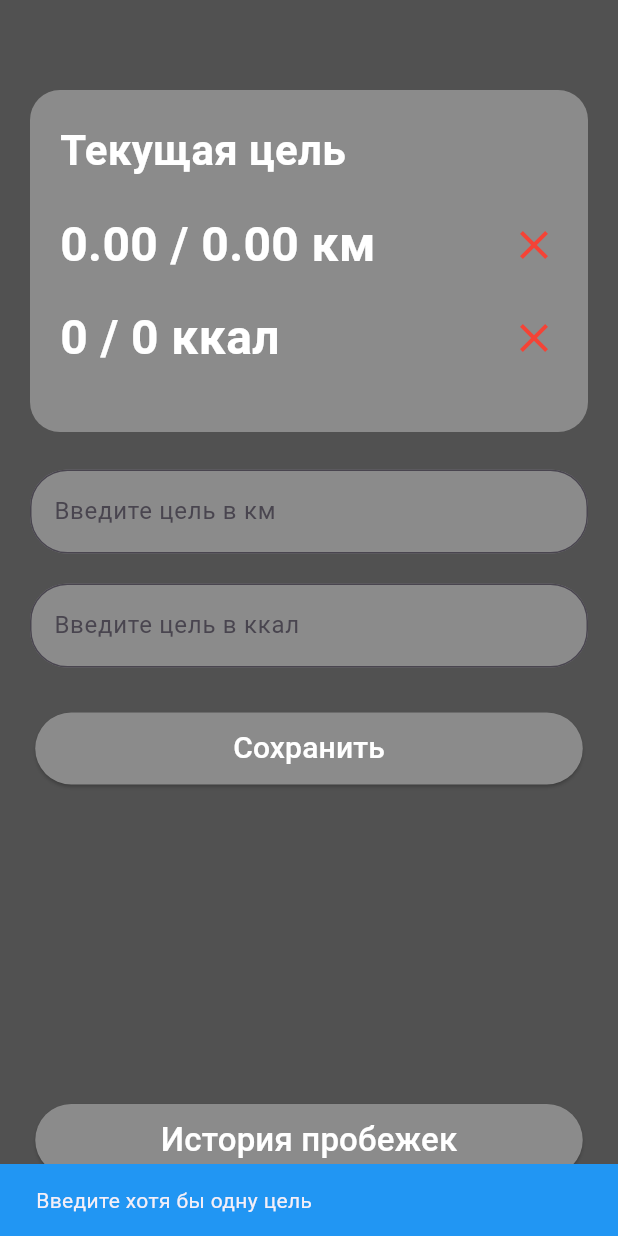
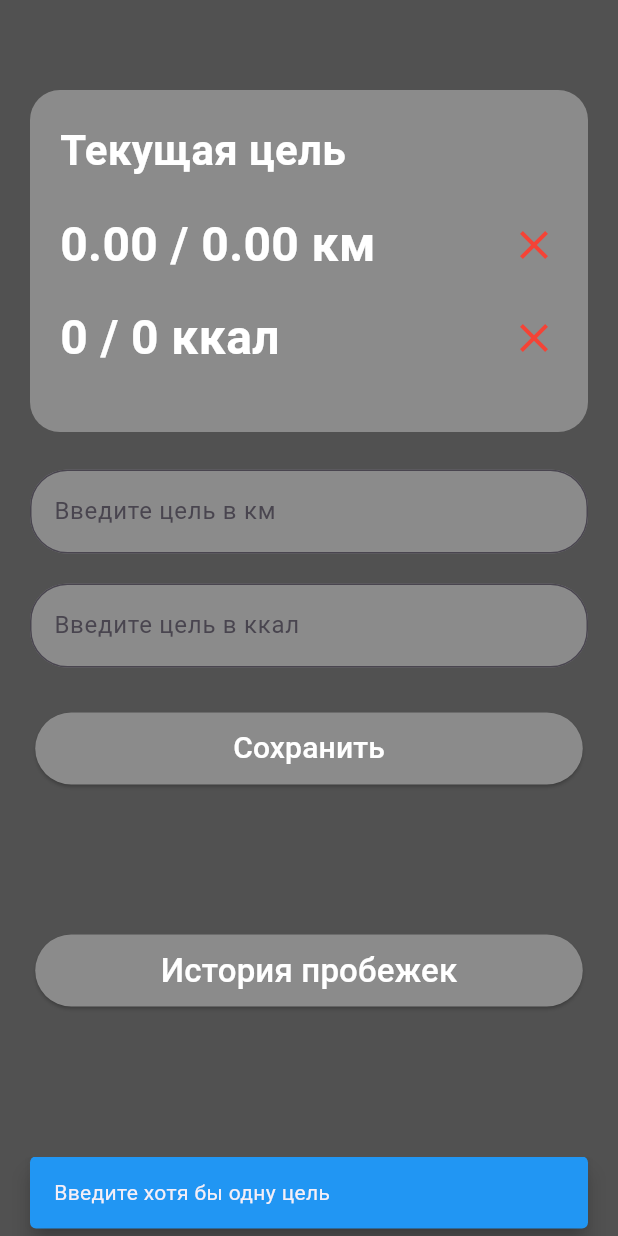
Before and after one commit to dxmebladd/RunQuest, a Flutter app: the TasksScreen screen opened directly, after a tap on "Сохранить", on a phone screen of 412 x 824 dp. Run offline on Flutter 3.47's test engine with Material 3 defaults, Android fonts, the phone set to English and light mode, and no system bars; our stand-ins replace cloud_firestore, firebase_auth, firebase_core, flutter_map, geolocator, latlong2; accounts and stored records are empty; Roboto replaces fonts that are missing (Berlin).

Commit message:
the save/save settings buttons have been fixed, and scrolling has been added to the task and settings screens

```diff
--- a/lib/screens/tasks/tasks_screen.dart
+++ b/lib/screens/tasks/tasks_screen.dart
@@ -69,8 +69,14 @@ class _TasksScreenState extends State<TasksScreen> {
     return Scaffold(
       resizeToAvoidBottomInset: false,
       backgroundColor: const Color(0xFF515151),
-      body: Padding(
-        padding: const EdgeInsets.all(20),
+      body: SingleChildScrollView(
+        child: Padding(
+          padding: EdgeInsets.fromLTRB(
+            20,
+            20,
+            20,
+            MediaQuery.of(context).viewInsets.bottom + 20,
+          ),
           child: Column(
             children: [
               const SizedBox(height: 40),
@@ -218,8 +224,15 @@ class _TasksScreenState extends State<TasksScreen> {
                         (_caloriesController.text.isNotEmpty &&
                             caloriesGoal == null)) {
                       ScaffoldMessenger.of(context).showSnackBar(
-                      const SnackBar(
-                        content: Text(
+                        SnackBar(
+                          behavior: SnackBarBehavior.floating,
+                          margin: EdgeInsets.only(
+                            bottom:
+                                MediaQuery.of(context).viewInsets.bottom + 0,
+                            left: 20,
+                            right: 20,
+                          ),
+                          content: const Text(
                             'Введите корректную цель',
                             style: TextStyle(color: Colors.white),
                           ),
@@ -235,7 +248,14 @@ class _TasksScreenState extends State<TasksScreen> {
 
                     if (!hasDistanceGoal && !hasCaloriesGoal) {
                       ScaffoldMessenger.of(context).showSnackBar(
-                      const SnackBar(
+                        SnackBar(
+                          behavior: SnackBarBehavior.floating,
+                          margin: EdgeInsets.only(
+                            bottom:
+                                MediaQuery.of(context).viewInsets.bottom + 5,
+                            left: 20,
+                            right: 20,
+                          ),
                           content: Text('Введите хотя бы одну цель'),
                           backgroundColor: Colors.blue,
                         ),
@@ -255,7 +275,7 @@ class _TasksScreenState extends State<TasksScreen> {
                       });
                       if (!mounted) return;
                       ScaffoldMessenger.of(context).showSnackBar(
-                      const SnackBar(
+                        SnackBar(
                           content: Text(
                             'Цель сохранена',
                             style: TextStyle(color: Colors.white),
@@ -269,10 +289,13 @@ class _TasksScreenState extends State<TasksScreen> {
                       ).showSnackBar(SnackBar(content: Text(e.toString())));
                     }
                   },
-                child: const Text('Сохранить', style: TextStyle(fontSize: 20)),
+                  child: const Text(
+                    'Сохранить',
+                    style: TextStyle(fontSize: 20),
                   ),
                 ),
-            const Spacer(),
+              ),
+              const SizedBox(height: 100),
               SizedBox(
                 width: 365,
                 height: 48,
@@ -299,6 +322,7 @@ class _TasksScreenState extends State<TasksScreen> {
             ],
           ),
         ),
+      ),
     );
   }
 }
```
Also changed, not shown: lib/screens/settings/settings_screen.dart (+19 -7 lines). Lines whose indentation alone changed are shown as unchanged.
